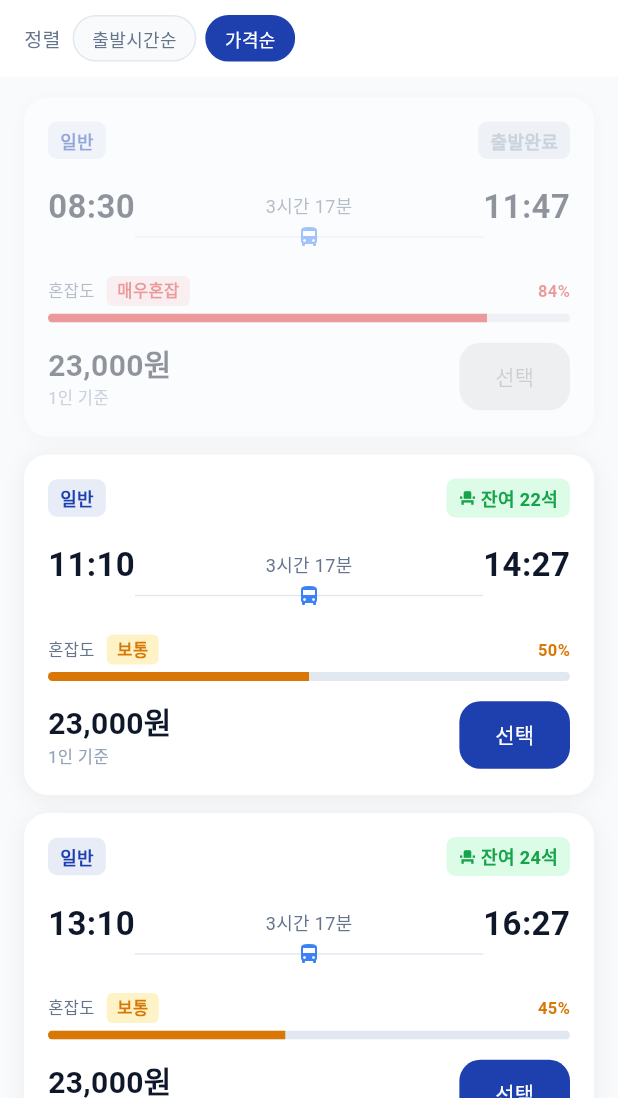
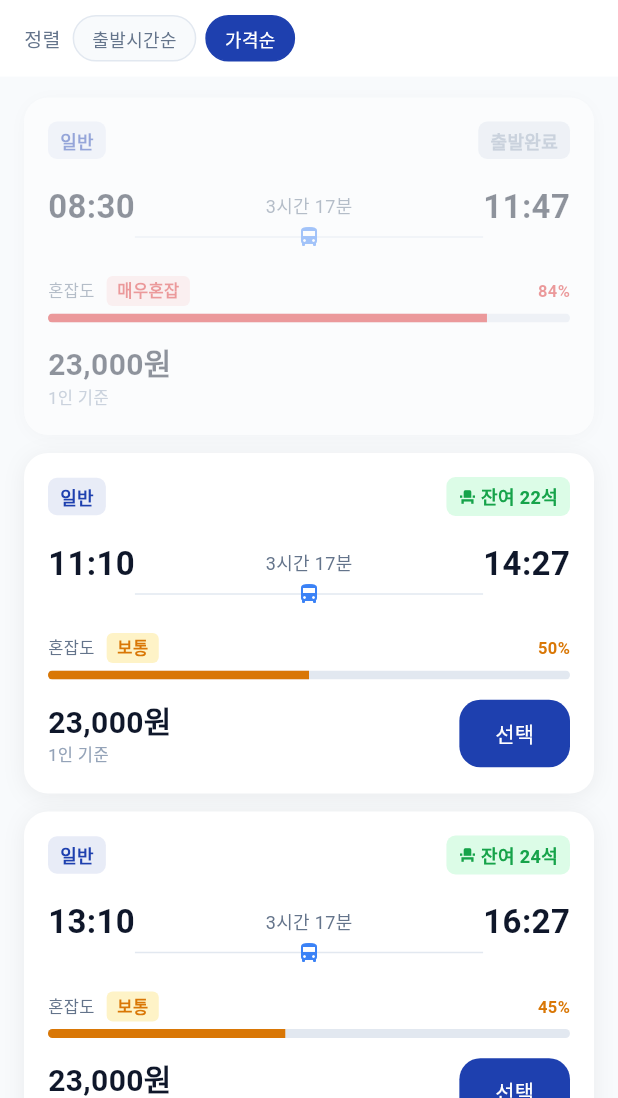
Before and after one commit to minsung6167/Bus_app, a Flutter app: the BusListScreen screen opened directly with empty values, after a tap on "가격순", on a phone screen of 412 x 824 dp, the part 138-1236 px from its top. Run offline on Flutter 3.47's test engine with Material 3 defaults, Android fonts, the phone set to English and light mode, and no system bars; our stand-ins replace flutter_dotenv, geolocator, google_maps_flutter, image_picker, qr_flutter, shared_preferences and 1 more; missing offline and left inert: flutter_foreground_task; accounts and stored records are empty; network calls fail.

Commit message:
feat: 버스목록 출발 상태별 버튼 분기 처리
- 지난 버스: 선택 버튼 제거 (카드 상단 출발완료 배지로 표시)
- 출발 20분 이내: disabledBackgroundColor로 현장예매 버튼 명확히 표시
- BusListScreen에 60초 Timer 추가로 실시간 상태 갱신

Co-Authored-By: Claude Sonnet 4.6 <noreply@anthropic.com>

```diff
--- a/lib/screens/bus_list_screen.dart
+++ b/lib/screens/bus_list_screen.dart
@@ -1,3 +1,4 @@
+import 'dart:async';
 import 'package:flutter/material.dart';
 import 'package:intl/intl.dart';
 import 'package:provider/provider.dart';
@@ -39,6 +40,7 @@ class _BusListScreenState extends State<BusListScreen> {
   bool _loading = true;
   String? _errorMessage;
   late DateTime _selectedDate;
+  Timer? _refreshTimer;
 
   static const _weekdaysKo = ['월', '화', '수', '목', '금', '토', '일'];
   static const _weekdaysEn = ['Mon', 'Tue', 'Wed', 'Thu', 'Fri', 'Sat', 'Sun'];
@@ -50,6 +52,15 @@ class _BusListScreenState extends State<BusListScreen> {
     super.initState();
     _selectedDate = widget.date;
     _fetchBuses();
+    _refreshTimer = Timer.periodic(const Duration(seconds: 60), (_) {
+      if (mounted) setState(() {});
+    });
+  }
+
+  @override
+  void dispose() {
+    _refreshTimer?.cancel();
+    super.dispose();
   }
 
   Future<void> _pickDate(String lang) async {
@@ -95,14 +106,17 @@ class _BusListScreenState extends State<BusListScreen> {
   }
 
   List<Bus> get _sortedBuses {
-    final filtered = _buses.toList();
+    final buses = List<Bus>.from(_buses);
     switch (_sortOption) {
       case SortOption.time:
-        filtered.sort((a, b) => a.departureTime.compareTo(b.departureTime));
+        buses.sort((a, b) => a.departureTime.compareTo(b.departureTime));
       case SortOption.price:
-        filtered.sort((a, b) => a.price.compareTo(b.price));
+        buses.sort((a, b) {
+          final cmp = a.price.compareTo(b.price);
+          return cmp != 0 ? cmp : a.departureTime.compareTo(b.departureTime);
+        });
     }
-    return filtered;
+    return buses;
   }
 
   String _dateLabel(String lang) {
--- a/lib/widgets/bus_card.dart
+++ b/lib/widgets/bus_card.dart
@@ -19,7 +19,10 @@ class BusCard extends StatelessWidget {
     final timeFormat = DateFormat('HH:mm');
     final priceFormat = NumberFormat('#,###');
     final remaining = context.watch<BookingProvider>().effectiveRemaining(bus);
-    final isDeparted = bus.departureTime.isBefore(DateTime.now());
+    final now = DateTime.now();
+    final isDeparted = bus.departureTime.isBefore(now);
+    final minutesUntil = bus.departureTime.difference(now).inMinutes;
+    final isOnsite = !isDeparted && minutesUntil <= 20;
     final lang = context.watch<LanguageProvider>().langCode;
 
     final typeColor = switch (bus.busType) {
@@ -144,8 +147,23 @@ class BusCard extends StatelessWidget {
                     ],
                   ),
                   const Spacer(),
+                  if (isDeparted)
+                    // 지난 버스: 버튼 비표시 (카드 상단 '출발완료' 배지로 표시됨)
+                    const SizedBox.shrink()
+                  else if (isOnsite)
                     ElevatedButton(
-                    onPressed: (!isDeparted && remaining > 0) ? onSelect : null,
+                      onPressed: null,
+                      style: ElevatedButton.styleFrom(
+                        padding: const EdgeInsets.symmetric(horizontal: 16, vertical: 12),
+                        textStyle: const TextStyle(fontSize: 14, fontWeight: FontWeight.w600),
+                        disabledBackgroundColor: const Color(0xFF94A3B8),
+                        disabledForegroundColor: Colors.white,
+                      ),
+                      child: Text(AppStrings.get(lang, 'onsiteBtn')),
+                    )
+                  else
+                    ElevatedButton(
+                      onPressed: remaining > 0 ? onSelect : null,
                       style: ElevatedButton.styleFrom(
                         padding: const EdgeInsets.symmetric(horizontal: 24, vertical: 12),
                         textStyle: const TextStyle(fontSize: 14),
```
Lines whose indentation alone changed are shown as unchanged.
